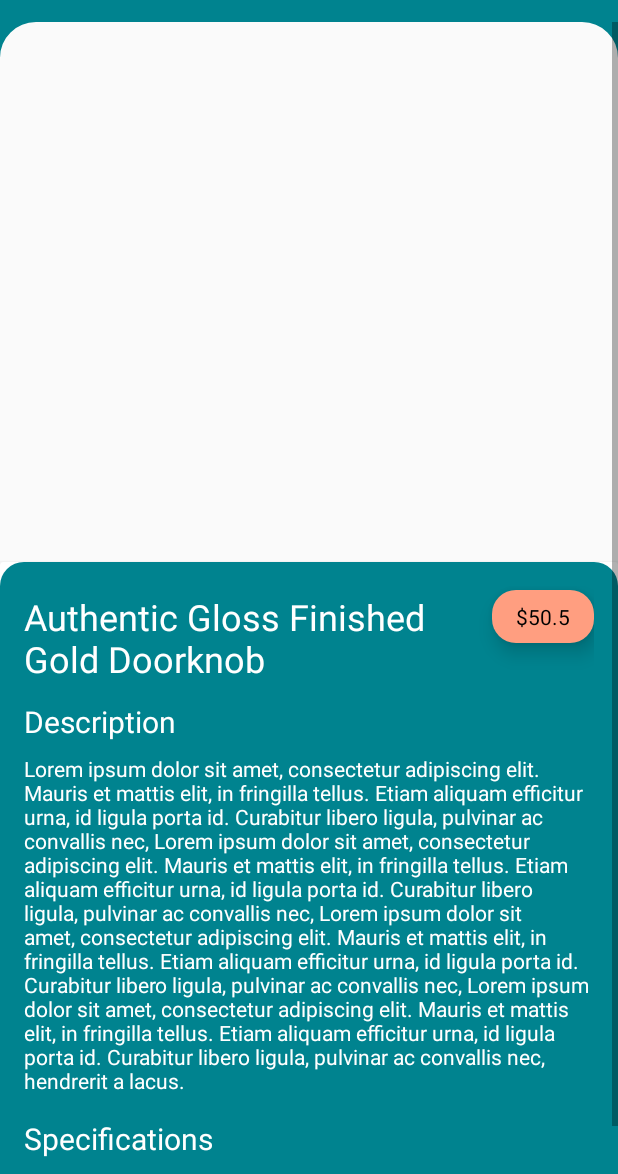
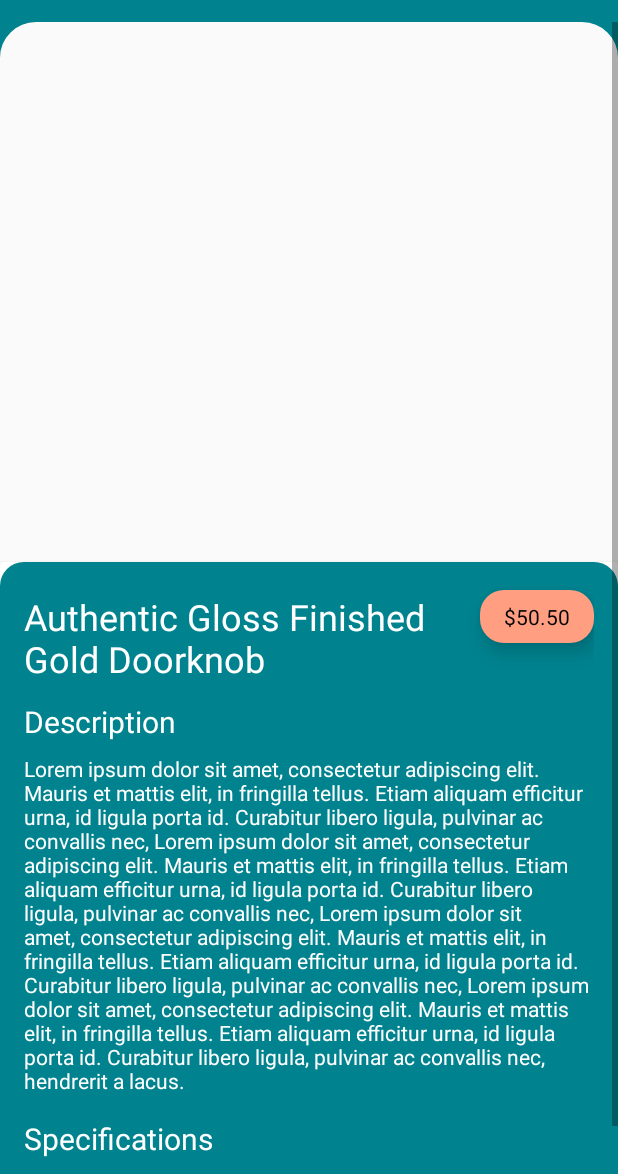
Before and after one commit to NivranshuB/Open-Sesame, an Android app: the DetailsActivity screen opened directly, with no data from a screen before it, on a phone screen of 412 x 824 dp, the part 62-1236 px from its top. Run offline under Robolectric (Android 15) with nearby library versions, the phone set to English and light mode, and no system bars; our stand-ins replace Firebase (no records; nobody signed in at launch, a user with empty details on screens opened directly).

Commit message:
FIX - Changed price to be displayed to two decimal places in the details activity view

```diff
--- a/app/src/main/java/com/example/listapp/DetailsActivity.java
+++ b/app/src/main/java/com/example/listapp/DetailsActivity.java
@@ -75,7 +75,7 @@ public class DetailsActivity extends AppCompatActivity {
 
         detailsActivityVh.itemName.setText(nameString);
         detailsActivityVh.description.setText(itemSelected.getDescription());
-        detailsActivityVh.price.setText("$" + Double.valueOf(itemSelected.getPrice()));
+        detailsActivityVh.price.setText("$" + String.format("%.2f", itemSelected.getPrice()));
         detailsActivityVh.itemSpecification.setText(dimensionString);
 
         ViewPager viewPager = findViewById(R.id.imageViewPager);
```
